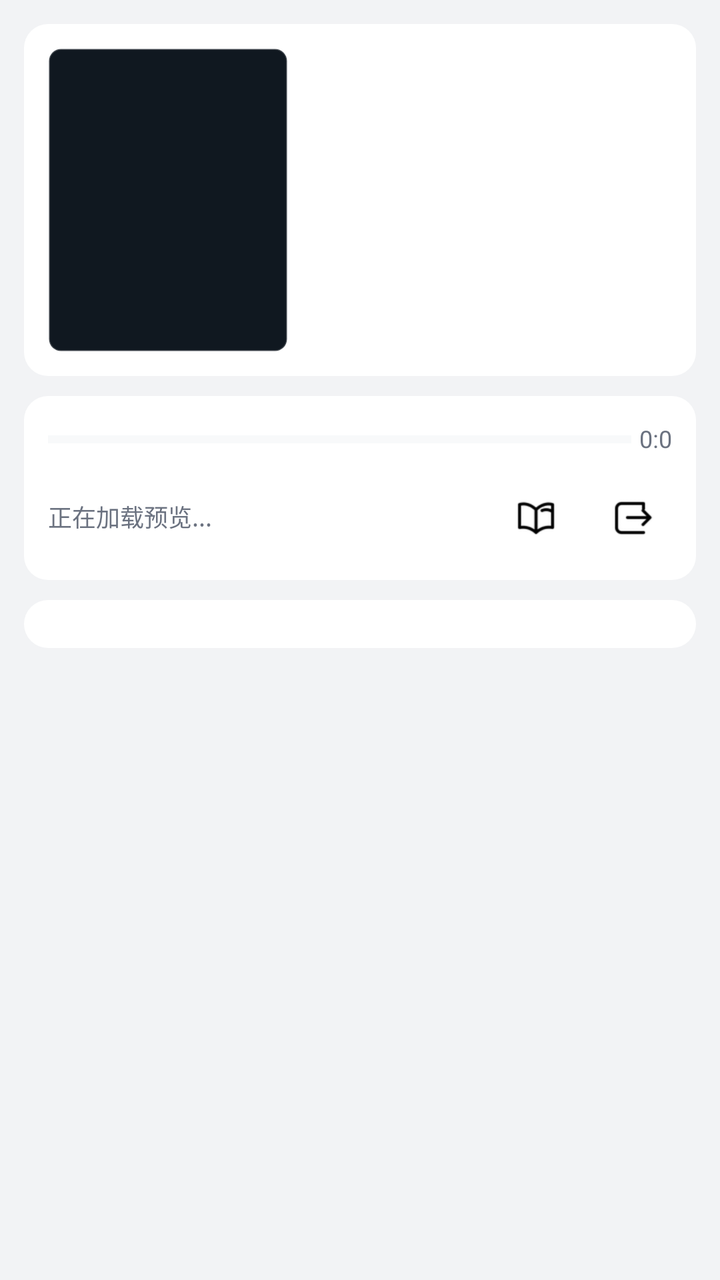
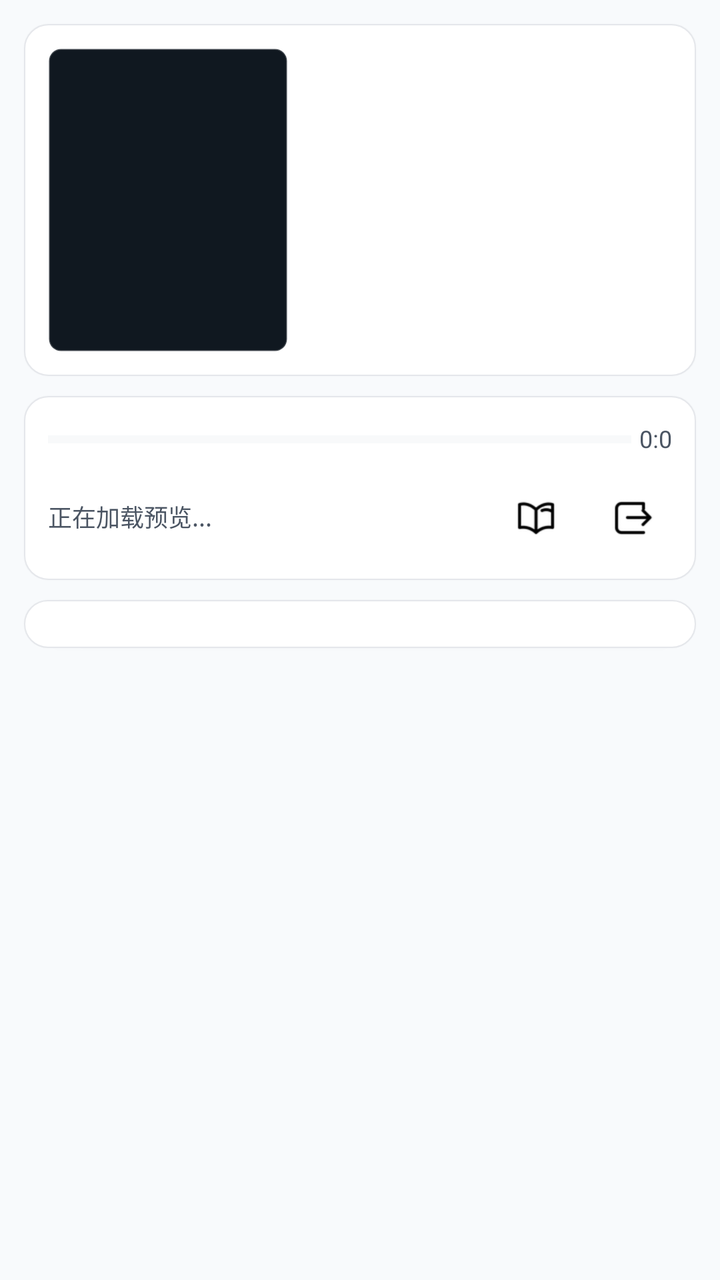

An Android layout rendered at two revisions. The XML below is the earlier revision; the diff shows what the commit changed to produce the second picture.
<!-- AndroidManifest.xml: application theme Theme.ComicLab -->
<!-- res/layout/activity_manga_preview.xml -->
<?xml version="1.0" encoding="utf-8"?>
<ScrollView xmlns:android="http://schemas.android.com/apk/res/android"
    android:id="@+id/main"
    android:layout_width="match_parent"
    android:layout_height="match_parent"
    android:background="@color/comiclab_file_picker_background"
    android:clipToPadding="true"
    android:fillViewport="true">

    <LinearLayout
        android:layout_width="match_parent"
        android:layout_height="wrap_content"
        android:orientation="vertical"
        android:paddingBottom="12dp">

        <View
            android:id="@+id/statusBarBackground"
            android:layout_width="match_parent"
            android:layout_height="0dp"
            android:background="@color/comiclab_file_picker_background" />

        <LinearLayout
            android:id="@+id/layoutPreviewInfoCard"
            android:layout_width="match_parent"
            android:layout_height="@dimen/preview_header_height"
            android:layout_marginStart="12dp"
            android:layout_marginTop="12dp"
            android:layout_marginEnd="12dp"
            android:background="@drawable/bg_file_picker_card"
            android:gravity="center_vertical"
            android:orientation="horizontal"
            android:paddingStart="@dimen/space_md"
            android:paddingTop="@dimen/space_md"
            android:paddingEnd="@dimen/space_md"
            android:paddingBottom="@dimen/space_md">

            <FrameLayout
                android:layout_width="@dimen/preview_header_cover_width"
                android:layout_height="match_parent"
                android:paddingEnd="@dimen/space_sm">

                <ImageView
                    android:id="@+id/imgCover"
                    android:layout_width="match_parent"
                    android:layout_height="match_parent"
                    android:layout_gravity="start"
                    android:background="@drawable/bg_preview_cover"
                    android:contentDescription="@string/comic_cover"
                    android:scaleType="fitCenter" />
            </FrameLayout>

            <LinearLayout
                android:layout_width="0dp"
                android:layout_height="match_parent"
                android:layout_marginStart="@dimen/space_sm"
                android:layout_weight="1"
                android:gravity="start"
                android:orientation="vertical">

                <TextView
                    android:id="@+id/tvComicName"
                    android:layout_width="match_parent"
                    android:layout_height="0dp"
                    android:layout_weight="1"
                    android:ellipsize="end"
                    android:gravity="top|start"
                    android:includeFontPadding="false"
                    android:maxLines="5"
                    android:textColor="@color/black"
                    android:textSize="19sp"
                    android:textStyle="bold" />

                <TextView
                    android:id="@+id/tvComicFileSize"
                    android:layout_width="match_parent"
                    android:layout_height="wrap_content"
                    android:ellipsize="end"
                    android:gravity="end"
                    android:includeFontPadding="false"
                    android:maxLines="1"
                    android:textColor="@color/comiclab_text_secondary"
                    android:textSize="@dimen/text_caption" />
            </LinearLayout>
        </LinearLayout>

        <LinearLayout
            android:id="@+id/layoutPreviewActionCard"
            android:layout_width="match_parent"
            android:layout_height="wrap_content"
            android:layout_marginStart="12dp"
            android:layout_marginTop="10dp"
            android:layout_marginEnd="12dp"
            android:background="@drawable/bg_file_picker_card"
            android:orientation="vertical"
            android:paddingStart="@dimen/space_md"
            android:paddingTop="@dimen/space_md"
            android:paddingEnd="@dimen/space_md"
            android:paddingBottom="@dimen/space_md">

            <LinearLayout
                android:id="@+id/layoutReadingProgress"
                android:layout_width="match_parent"
                android:layout_height="20dp"
                android:gravity="center_vertical"
                android:orientation="horizontal">

                <ProgressBar
                    android:id="@+id/progressReading"
                    style="?android:attr/progressBarStyleHorizontal"
                    android:layout_width="0dp"
                    android:layout_height="5dp"
                    android:layout_weight="1"
                    android:indeterminate="false"
                    android:max="0"
                    android:progress="0"
                    android:progressBackgroundTint="@color/comiclab_divider"
                    android:progressTint="@color/comiclab_accent" />

                <TextView
                    android:id="@+id/tvReadingProgress"
                    android:layout_width="wrap_content"
                    android:layout_height="wrap_content"
                    android:layout_marginStart="@dimen/space_xs"
                    android:ellipsize="end"
                    android:gravity="end"
                    android:includeFontPadding="false"
                    android:maxLines="1"
                    android:text="@string/preview_reading_progress_empty"
                    android:textColor="@color/comiclab_text_secondary"
                    android:textSize="@dimen/text_caption" />
            </LinearLayout>

            <LinearLayout
                android:layout_width="match_parent"
                android:layout_height="wrap_content"
                android:layout_marginTop="@dimen/space_sm"
                android:gravity="center_vertical"
                android:orientation="horizontal">

                <TextView
                    android:id="@+id/tvStatus"
                    android:layout_width="0dp"
                    android:layout_height="28dp"
                    android:layout_weight="1"
                    android:gravity="center_vertical"
                    android:includeFontPadding="false"
                    android:text="@string/loading_preview"
                    android:textColor="@color/comiclab_text_secondary"
                    android:textSize="@dimen/text_caption" />

                <ImageButton
                    android:id="@+id/btnFullRead"
                    android:layout_width="40dp"
                    android:layout_height="40dp"
                    android:background="?attr/selectableItemBackgroundBorderless"
                    android:contentDescription="@string/full_read"
                    android:padding="8dp"
                    android:scaleType="centerInside"
                    android:src="@drawable/png_read_icon" />

                <ImageButton
                    android:id="@+id/btnExitPreview"
                    android:layout_width="40dp"
                    android:layout_height="40dp"
                    android:layout_marginStart="@dimen/space_sm"
                    android:background="?attr/selectableItemBackgroundBorderless"
                    android:contentDescription="@string/exit_preview"
                    android:padding="8dp"
                    android:scaleType="centerInside"
                    android:src="@drawable/png_back_icon" />
            </LinearLayout>
        </LinearLayout>

        <LinearLayout
            android:id="@+id/layoutPreviewGridCard"
            android:layout_width="match_parent"
            android:layout_height="wrap_content"
            android:layout_marginStart="12dp"
            android:layout_marginTop="10dp"
            android:layout_marginEnd="12dp"
            android:background="@drawable/bg_file_picker_card"
            android:orientation="vertical"
            android:paddingStart="@dimen/space_md"
            android:paddingTop="@dimen/space_md"
            android:paddingEnd="@dimen/space_md"
            android:paddingBottom="@dimen/space_md">

            <GridLayout
                android:id="@+id/gridPreview"
                android:layout_width="match_parent"
                android:layout_height="wrap_content"
                android:columnCount="3"
                android:useDefaultMargins="false" />

            <Button
                android:id="@+id/btnTogglePreview"
                android:layout_width="match_parent"
                android:layout_height="40dp"
                android:layout_marginTop="@dimen/space_sm"
                android:background="@drawable/bg_preview_action_button"
                android:backgroundTint="@null"
                android:minHeight="0dp"
                android:text="@string/preview_all"
                android:textColor="@color/white"
                android:textSize="@dimen/text_caption"
                android:visibility="gone" />
        </LinearLayout>
    </LinearLayout>
</ScrollView>
<!-- resources referenced by this layout -->
<resources>
  <color name="black">#FF000000</color>
  <color name="comiclab_accent">#4B5563</color>
  <color name="comiclab_divider">#E5E7EB</color>
  <color name="comiclab_file_picker_background">#F2F3F5</color>
  <color name="comiclab_text_secondary">#6B7280</color>
  <color name="white">#FFFFFFFF</color>
  <dimen name="preview_header_cover_width">128dp</dimen>
  <dimen name="preview_header_height">176dp</dimen>
  <dimen name="space_md">12dp</dimen>
  <dimen name="space_sm">8dp</dimen>
  <dimen name="space_xs">4dp</dimen>
  <dimen name="text_caption">12sp</dimen>
  <!-- drawable bg_file_picker_card (drawable) -->
  <?xml version="1.0" encoding="utf-8"?>
  <shape xmlns:android="http://schemas.android.com/apk/res/android" android:shape="rectangle">
      <corners android:radius="12dp" />
      <solid android:color="@color/white" />
  </shape>
  <!-- drawable bg_preview_cover (drawable) -->
  <?xml version="1.0" encoding="utf-8"?>
  <shape xmlns:android="http://schemas.android.com/apk/res/android" android:shape="rectangle">
      <corners android:radius="6dp" />
      <solid android:color="#101820" />
      <stroke android:width="1dp" android:color="#33FFFFFF" />
  </shape>
  <string name="comic_cover">漫画封面</string>
  <string name="exit_preview">退出</string>
  <string name="full_read">阅读</string>
  <string name="loading_preview">正在加载预览...</string>
  <string name="preview_all">预览全部</string>
  <string name="preview_reading_progress_empty">0:0</string>
  <style name="Theme.ComicLab" parent="Base.Theme.ComicLab" />
  <color name="comiclab_accent_pressed">#333333</color>
  <style name="Base.Theme.ComicLab" parent="Theme.Material3.DayNight.NoActionBar">
          <item name="colorPrimary">@color/comiclab_accent</item>
          <item name="colorOnPrimary">@color/white</item>
          <item name="colorSecondary">@color/comiclab_accent</item>
          <item name="colorOnSecondary">@color/white</item>
          <item name="colorAccent">@color/comiclab_accent</item>
          <item name="colorControlActivated">@color/comiclab_accent</item>
          <item name="android:colorAccent">@color/comiclab_accent</item>
          <item name="android:colorControlActivated">@color/comiclab_accent</item>
          <item name="android:windowFullscreen">false</item>
          <item name="android:statusBarColor">@color/comiclab_accent</item>
          <item name="android:navigationBarColor">@color/white</item>
          <item name="android:windowLightStatusBar">true</item>
          <item name="android:windowLightNavigationBar">true</item>
          <item name="materialButtonStyle">@style/Widget.ComicLab.Button</item>
      </style>
  <style name="Widget.ComicLab.Button" parent="Widget.Material3.Button">
          <item name="backgroundTint">@color/comiclab_button_tint</item>
          <item name="android:textColor">@color/white</item>
          <item name="cornerRadius">8dp</item>
      </style>
  <!-- unchanged entries left out for length: 3 -->
</resources>

<!-- the commit's change to res/layout/activity_manga_preview.xml (unified diff, before → after) -->
@@ -27,6 +27,7 @@
             android:layout_marginTop="12dp"
             android:layout_marginEnd="12dp"
             android:background="@drawable/bg_file_picker_card"
+            android:elevation="@dimen/card_elevation"
             android:gravity="center_vertical"
             android:orientation="horizontal"
             android:paddingStart="@dimen/space_md"
@@ -66,8 +67,8 @@
                     android:gravity="top|start"
                     android:includeFontPadding="false"
                     android:maxLines="5"
-                    android:textColor="@color/black"
-                    android:textSize="19sp"
+                    android:textColor="@color/comiclab_text_primary"
+                    android:textSize="@dimen/text_title"
                     android:textStyle="bold" />
 
                 <TextView
@@ -91,6 +92,7 @@
             android:layout_marginTop="10dp"
             android:layout_marginEnd="12dp"
             android:background="@drawable/bg_file_picker_card"
+            android:elevation="@dimen/card_elevation"
             android:orientation="vertical"
             android:paddingStart="@dimen/space_md"
             android:paddingTop="@dimen/space_md"
@@ -179,6 +181,7 @@
             android:layout_marginTop="10dp"
             android:layout_marginEnd="12dp"
             android:background="@drawable/bg_file_picker_card"
+            android:elevation="@dimen/card_elevation"
             android:orientation="vertical"
             android:paddingStart="@dimen/space_md"
             android:paddingTop="@dimen/space_md"
<!-- resource entries referenced after the edit -->
@@ -1,22 +1,27 @@
 <!-- resources referenced by this layout -->
 <resources>
-  <color name="black">#FF000000</color>
-  <color name="comiclab_accent">#4B5563</color>
+  <color name="comiclab_accent">#2563EB</color>
   <color name="comiclab_divider">#E5E7EB</color>
-  <color name="comiclab_file_picker_background">#F2F3F5</color>
-  <color name="comiclab_text_secondary">#6B7280</color>
+  <color name="comiclab_file_picker_background">#F8FAFC</color>
+  <color name="comiclab_text_primary">#111827</color>
+  <color name="comiclab_text_secondary">#4B5563</color>
   <color name="white">#FFFFFFFF</color>
+  <dimen name="card_elevation">1dp</dimen>
   <dimen name="preview_header_cover_width">128dp</dimen>
   <dimen name="preview_header_height">176dp</dimen>
   <dimen name="space_md">12dp</dimen>
   <dimen name="space_sm">8dp</dimen>
   <dimen name="space_xs">4dp</dimen>
   <dimen name="text_caption">12sp</dimen>
+  <dimen name="text_title">18sp</dimen>
   <!-- drawable bg_file_picker_card (drawable) -->
   <?xml version="1.0" encoding="utf-8"?>
   <shape xmlns:android="http://schemas.android.com/apk/res/android" android:shape="rectangle">
       <corners android:radius="12dp" />
-      <solid android:color="@color/white" />
+      <solid android:color="@color/comiclab_surface_card" />
+      <stroke
+          android:width="0.5dp"
+          android:color="@color/comiclab_divider" />
   </shape>
   <!-- drawable bg_preview_cover (drawable) -->
   <?xml version="1.0" encoding="utf-8"?>
@@ -32,7 +37,8 @@
   <string name="preview_all">预览全部</string>
   <string name="preview_reading_progress_empty">0:0</string>
   <style name="Theme.ComicLab" parent="Base.Theme.ComicLab" />
-  <color name="comiclab_accent_pressed">#333333</color>
+  <color name="comiclab_surface_card">#FFFFFFFF</color>
+  <color name="comiclab_accent_pressed">#1D4ED8</color>
   <style name="Base.Theme.ComicLab" parent="Theme.Material3.DayNight.NoActionBar">
           <item name="colorPrimary">@color/comiclab_accent</item>
           <item name="colorOnPrimary">@color/white</item>
@@ -42,18 +48,29 @@
           <item name="colorControlActivated">@color/comiclab_accent</item>
           <item name="android:colorAccent">@color/comiclab_accent</item>
           <item name="android:colorControlActivated">@color/comiclab_accent</item>
+          <item name="android:fontFamily">sans-serif</item>
           <item name="android:windowFullscreen">false</item>
-          <item name="android:statusBarColor">@color/comiclab_accent</item>
+          <item name="android:statusBarColor">@color/comiclab_file_picker_background</item>
           <item name="android:navigationBarColor">@color/white</item>
           <item name="android:windowLightStatusBar">true</item>
           <item name="android:windowLightNavigationBar">true</item>
           <item name="materialButtonStyle">@style/Widget.ComicLab.Button</item>
+          <item name="android:editTextStyle">@style/Widget.ComicLab.EditText</item>
       </style>
   <style name="Widget.ComicLab.Button" parent="Widget.Material3.Button">
           <item name="backgroundTint">@color/comiclab_button_tint</item>
           <item name="android:textColor">@color/white</item>
           <item name="cornerRadius">8dp</item>
       </style>
+  <style name="Widget.ComicLab.EditText" parent="@android:style/Widget.Material.EditText">
+          <item name="android:backgroundTint">@color/comiclab_edit_text_tint</item>
+          <item name="android:textColor">@color/comiclab_text_primary</item>
+          <item name="android:textColorHint">@color/comiclab_text_tertiary</item>
+          <item name="android:minHeight">48dp</item>
+          <item name="android:textSize">@dimen/text_body</item>
+      </style>
+  <color name="comiclab_text_tertiary">#6B7280</color>
+  <dimen name="text_body">15sp</dimen>
   <!-- unchanged entries left out for length: 3 -->
 </resources>
 
